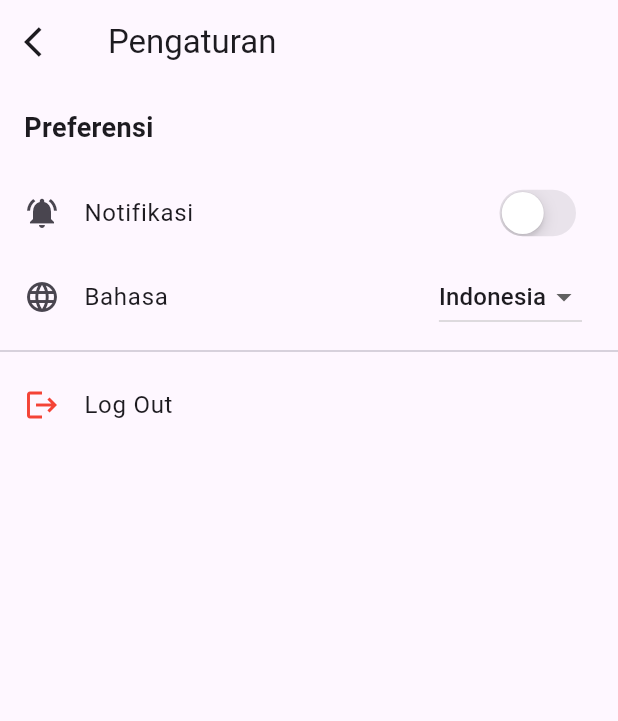
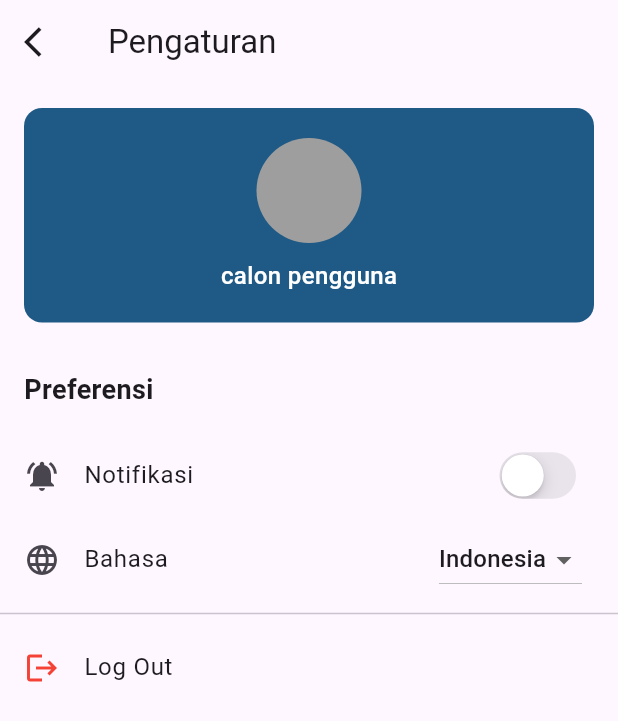
Before and after one commit to Haafzd/CORELASI_MOBILE, a Flutter app: the screen it shows after launch, on a phone screen of 412 x 824 dp. Shown: the top 721 px of the screen. Run offline on Flutter 3.47's test engine with Material 3 defaults, Android fonts, the light colour scheme and no system bars.

Commit message:
Add ProfileCard widget to setting_page.dart
Added a ProfileCard widget to the settings page for user display.

```diff
--- a/lib/screens/setting_page.dart
+++ b/lib/screens/setting_page.dart
@@ -26,8 +26,10 @@ class _SettingPageState extends State<SettingPage> {
         title: const Text("Pengaturan")
         ),
       body: Column(
+
         crossAxisAlignment: CrossAxisAlignment.start,
         children: [
+          ProfileCard(),
           const Padding(
             padding: EdgeInsets.all(16.0),
             child: Text(
@@ -37,7 +39,6 @@ class _SettingPageState extends State<SettingPage> {
             )
           ),
 
-          // Gunakan Expanded agar isi bisa scroll
           Expanded(
             child: ListView(
               children: [
@@ -64,7 +65,7 @@ Widget prefensi(
   Function(bool) onNotifChanged,
   String selectedLang,
   List<String> languages,
-  Function(String) onLangChanged, // callback
+  Function(String) onLangChanged,
 ) {
   return Column(
     children: <Widget>[
@@ -107,3 +108,33 @@ Widget Logout() {
     },
   );
 }
+
+Widget ProfileCard() {
+  return Container(
+    margin: const EdgeInsets.all(16),
+    padding: const EdgeInsets.symmetric(vertical: 20),
+    width:double.infinity,
+    decoration: BoxDecoration(
+      color: const Color(0xFF1E5A85),
+      borderRadius: BorderRadius.circular(12),
+    ),
+    child: Column(
+      mainAxisAlignment: MainAxisAlignment.center,
+      children: [
+        const CircleAvatar(
+          radius: 35,
+          backgroundColor: Colors.grey,
+        ),
+        const SizedBox(height: 10),
+        const Text(
+          "calon pengguna",
+          style: TextStyle(
+            color: Colors.white,
+            fontSize: 16,
+            fontWeight: FontWeight.w500,
+          ),
+        ),
+      ],
+    ),
+  );
+}
```
